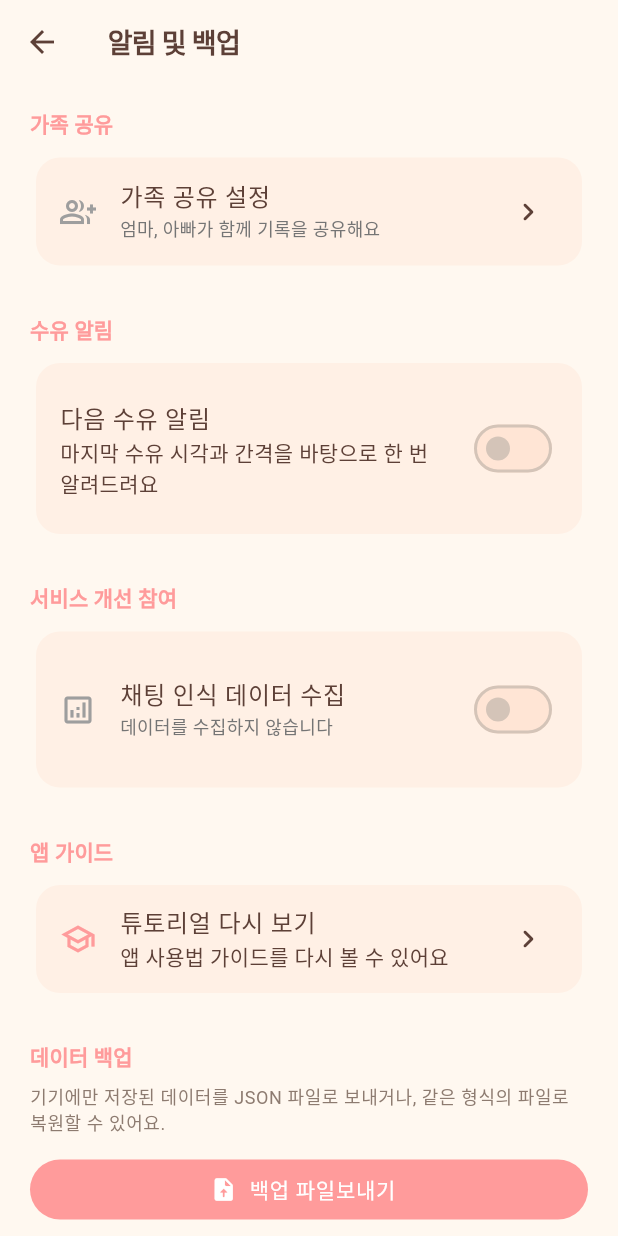
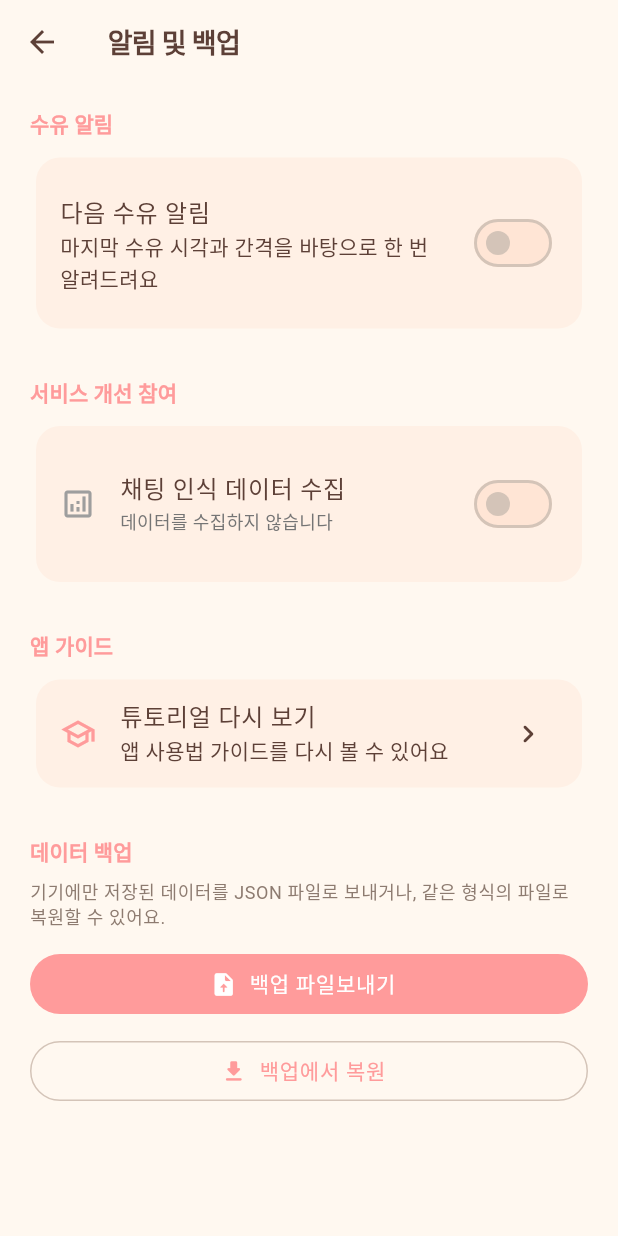
Before and after one commit to EUNSEKPARK/BabyTalkTalk, a Flutter app: the ProfileScreen screen opened directly, scrolled down 576 dp, after a tap on "알림 및 백업", on a phone screen of 412 x 824 dp. Run offline on Flutter 3.47's test engine with Material 3 defaults, Android fonts, the phone set to English and light mode, and no system bars; our stand-ins replace cloud_firestore, file_picker, firebase_auth, firebase_core, fl_chart, flutter_local_notifications and 9 more; missing offline and left inert: home_widget; accounts and stored records are empty; network calls fail; Roboto replaces fonts that are missing (NotoSansKR).

Commit message:
[fix]가족공유 탭 수정

```diff
--- a/lib/screens/care_identity_screen.dart
+++ b/lib/screens/care_identity_screen.dart
@@ -222,7 +222,7 @@ class _CareIdentityScreenState extends State<CareIdentityScreen> {
               icon: Icons.home_filled,
               title: '메인 육아 담당자예요',
               subtitle:
-                  '이 기기에서 주로 기록해요. 가족을 초대할 때는 하단 「설정」→ 「알림 및 백업」→ 「가족 공유 설정」에서 '
+                  '이 기기에서 주로 기록해요. 가족을 초대할 때는 하단 「설정」탭에서 「가족 공유」를 연 뒤 '
                   '「새 가족 그룹 만들기」를 한 뒤, 초대 코드를 「복사」하거나 「공유」로 전달하면 됩니다.',
               onPressed: _finishing ? null : _onPrimaryPath,
             ),
--- a/lib/screens/daycare_screen.dart
+++ b/lib/screens/daycare_screen.dart
@@ -69,7 +69,7 @@ class DaycareScreen extends StatelessWidget {
                       Text('가족 그룹이 없습니다', style: TextStyle(
                         fontSize: 15, fontWeight: FontWeight.w600, color: AppTheme.textPrimary)),
                       const SizedBox(height: 8),
-                      Text('먼저 설정 > 알림 및 백업 > 가족 공유에서\n가족 그룹을 만들어주세요.',
+                      Text('먼저 하단 설정 탭 > 가족 공유에서\n가족 그룹을 만들어주세요.',
                         textAlign: TextAlign.center,
                         style: TextStyle(fontSize: 12, color: AppTheme.textSecondary)),
                     ],
--- a/lib/screens/profile_screen.dart
+++ b/lib/screens/profile_screen.dart
@@ -7,6 +7,7 @@ import 'package:provider/provider.dart';
 import 'package:share_plus/share_plus.dart';
 import 'package:chat_baby_time/utils/app_theme.dart';
 import 'package:chat_baby_time/services/record_service.dart';
+import 'package:chat_baby_time/services/family_service.dart';
 import 'package:chat_baby_time/services/widget_sync_service.dart';
 import 'package:chat_baby_time/screens/growth_report_screen.dart';
 import 'package:chat_baby_time/screens/milestone_screen.dart';
@@ -14,6 +15,7 @@ import 'package:chat_baby_time/screens/growth_curve_screen.dart';
 import 'package:chat_baby_time/screens/parenting_info_screen.dart';
 import 'package:chat_baby_time/screens/growth_diary_screen.dart';
 import 'package:chat_baby_time/screens/settings_screen.dart';
+import 'package:chat_baby_time/screens/family_screen.dart';
 import 'package:chat_baby_time/screens/my_info_screen.dart';
 import 'package:chat_baby_time/screens/lullaby_screen.dart';
 import 'package:chat_baby_time/screens/timer_screen.dart';
@@ -330,6 +332,68 @@ class ProfileScreen extends StatelessWidget {
               ),
 
               const SliverToBoxAdapter(child: SizedBox(height: 24)),
+
+              // 가족 공유 (설정 탭에서 바로 진입)
+              SliverToBoxAdapter(
+                child: Padding(
+                  padding: const EdgeInsets.symmetric(horizontal: 24),
+                  child: Column(
+                    crossAxisAlignment: CrossAxisAlignment.start,
+                    children: [
+                      Text(
+                        '가족 공유',
+                        style: TextStyle(
+                          fontSize: 16,
+                          fontWeight: FontWeight.w700,
+                          color: AppTheme.primary,
+                        ),
+                      ),
+                      const SizedBox(height: 8),
+                      Consumer<FamilyService>(
+                        builder: (context, familyService, _) {
+                          final isInFamily = familyService.isInFamily;
+                          final memberCount =
+                              familyService.familyGroup?.members.length ?? 0;
+                          return Material(
+                            color: AppTheme.surfaceContainer,
+                            borderRadius: BorderRadius.circular(16),
+                            child: ListTile(
+                              leading: Icon(
+                                isInFamily
+                                    ? Icons.family_restroom
+                                    : Icons.group_add_outlined,
+                                color: isInFamily
+                                    ? AppTheme.primary
+                                    : AppTheme.onSurfaceVariant,
+                              ),
+                              title: Text(
+                                  isInFamily ? '가족 공유 중' : '가족 공유 설정'),
+                              subtitle: Text(
+                                isInFamily
+                                    ? '${memberCount}명이 함께 기록하고 있어요'
+                                    : '초대 코드로 엄마·아빠가 함께 기록해요',
+                                style: TextStyle(
+                                    fontSize: 12, color: Colors.grey[600]),
+                              ),
+                              trailing: const Icon(
+                                  Icons.chevron_right_rounded),
+                              shape: RoundedRectangleBorder(
+                                  borderRadius: BorderRadius.circular(16)),
+                              onTap: () => Navigator.push(
+                                context,
+                                MaterialPageRoute(
+                                    builder: (_) => const FamilyScreen()),
+                              ),
+                            ),
+                          );
+                        },
+                      ),
+                    ],
+                  ),
+                ),
+              ),
+
+              const SliverToBoxAdapter(child: SizedBox(height: 20)),
 
               // 내 정보
               SliverToBoxAdapter(
--- a/lib/screens/settings_screen.dart
+++ b/lib/screens/settings_screen.dart
@@ -11,9 +11,7 @@ import 'package:share_plus/share_plus.dart';
 import 'package:chat_baby_time/services/notification_service.dart';
 import 'package:chat_baby_time/services/record_service.dart';
 import 'package:chat_baby_time/services/nlp_analytics_service.dart';
-import 'package:chat_baby_time/services/family_service.dart';
 import 'package:chat_baby_time/screens/nlp_analytics_screen.dart';
-import 'package:chat_baby_time/screens/family_screen.dart';
 import 'package:chat_baby_time/utils/app_theme.dart';
 import 'package:chat_baby_time/screens/tutorial_screen.dart';
 
@@ -32,47 +30,6 @@ class SettingsScreen extends StatelessWidget {
       body: ListView(
         padding: const EdgeInsets.symmetric(horizontal: 20, vertical: 16),
         children: [
-          // ── 가족 공유 ──
-          Text(
-            '가족 공유',
-            style: Theme.of(context).textTheme.titleSmall?.copyWith(
-                  color: AppTheme.primary,
-                  fontWeight: FontWeight.w700,
-                ),
-          ),
-          const SizedBox(height: 8),
-          Consumer<FamilyService>(
-            builder: (context, familyService, _) {
-              final isInFamily = familyService.isInFamily;
-              final memberCount = familyService.familyGroup?.members.length ?? 0;
-              return Card(
-                color: AppTheme.surfaceContainer,
-                shape: RoundedRectangleBorder(borderRadius: BorderRadius.circular(16)),
-                child: ListTile(
-                  leading: Icon(
-                    isInFamily ? Icons.family_restroom : Icons.group_add_outlined,
-                    color: isInFamily ? AppTheme.primary : Colors.grey,
-                  ),
-                  title: Text(isInFamily ? '가족 공유 중' : '가족 공유 설정'),
-                  subtitle: Text(
-                    isInFamily
-                        ? '${memberCount}명이 함께 기록하고 있어요'
-                        : '엄마, 아빠가 함께 기록을 공유해요',
-                    style: TextStyle(fontSize: 12, color: Colors.grey[600]),
-                  ),
-                  trailing: const Icon(Icons.chevron_right_rounded),
-                  shape: RoundedRectangleBorder(borderRadius: BorderRadius.circular(16)),
-                  onTap: () {
-                    Navigator.of(context).push(
-                      MaterialPageRoute(builder: (_) => const FamilyScreen()),
-                    );
-                  },
-                ),
-              );
-            },
-          ),
-          const SizedBox(height: 28),
-
           Text(
             '수유 알림',
             style: Theme.of(context).textTheme.titleSmall?.copyWith(
```
